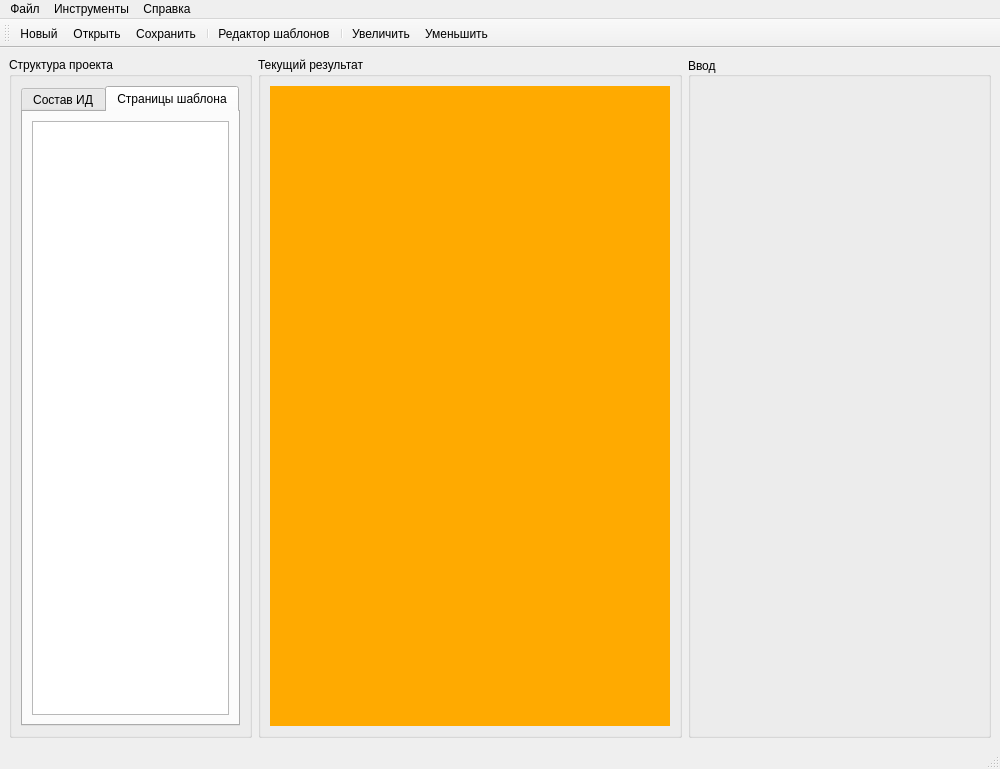
Old version of the form designer/mainwindow.ui in the repository Artemako/auto-exec-doc.
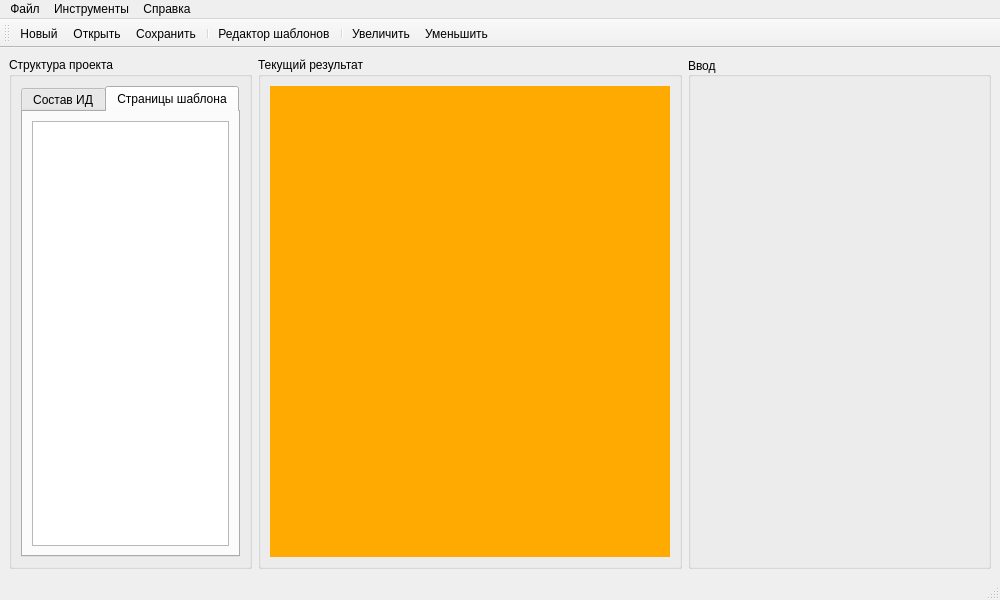
New version of the form. Icons and pictures are not drawn. Custom widgets are drawn as their Qt base class.

Diff of the .ui file:
```diff
--- a/designer/mainwindow.ui
+++ b/designer/mainwindow.ui
@@ -13,7 +13,7 @@
     <x>0</x>
     <y>0</y>
     <width>1000</width>
-    <height>769</height>
+    <height>600</height>
    </rect>
   </property>
   <property name="sizePolicy">
```
